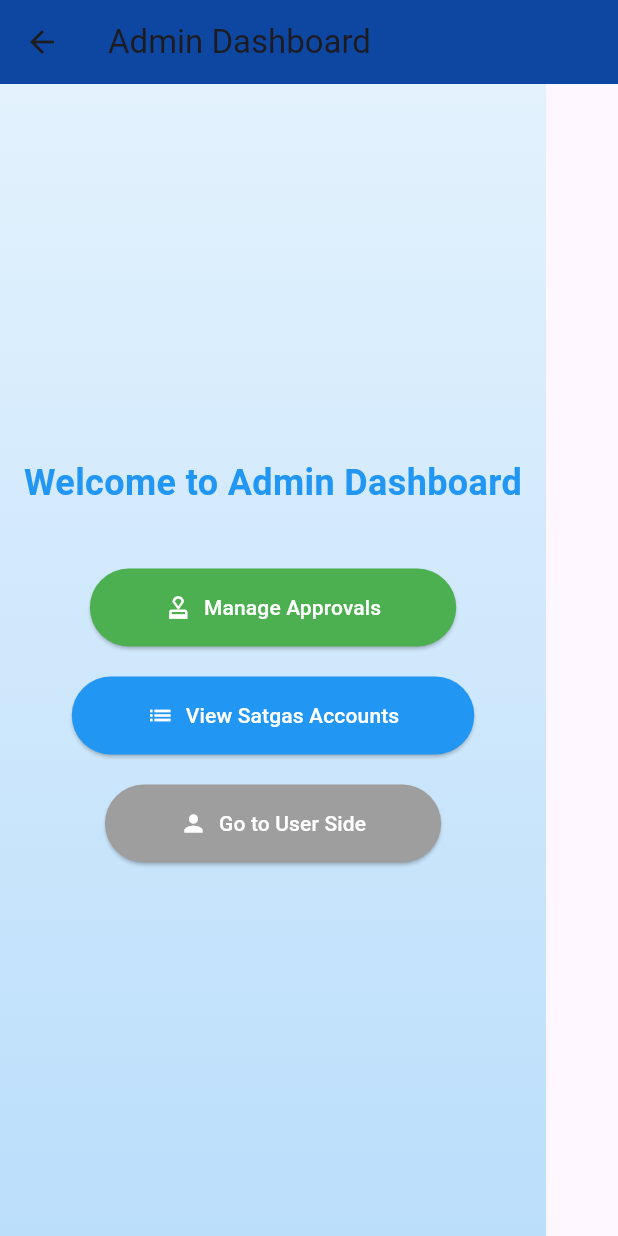
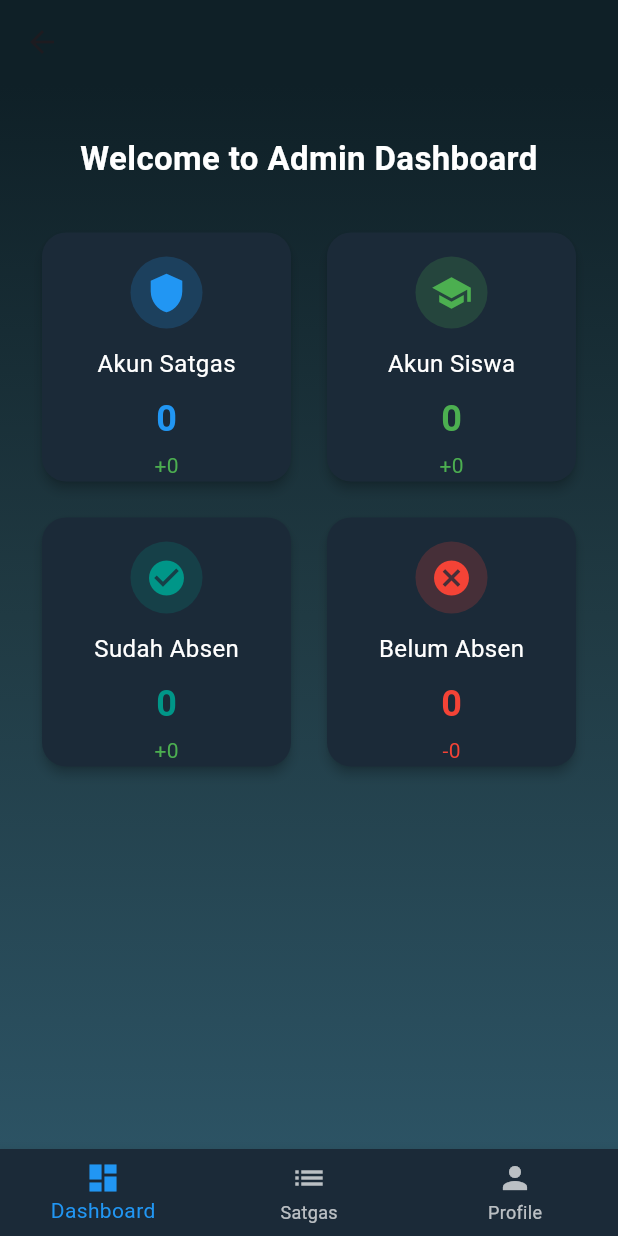
Before and after one commit to ArvaRasendriya/SistemParkirSekolah, a Flutter app: the AdminDashboardPage screen opened by its route, on a phone screen of 412 x 824 dp. Run offline on Flutter 3.47's test engine with Material 3 defaults, Android fonts, the phone set to English and light mode, and no system bars; our stand-ins replace audioplayers, camera, google_fonts, image_picker, qr_flutter, supabase_flutter; missing offline and left inert: mobile_scanner; accounts and stored records are empty.

Commit message:
ui_dasboard

```diff
--- a/lib/pages/admin_dashboard_page.dart
+++ b/lib/pages/admin_dashboard_page.dart
@@ -1,100 +1,259 @@
 import 'package:flutter/material.dart';
+import 'package:supabase_flutter/supabase_flutter.dart';
 import 'admin_approval_page.dart';
 import 'satgas_list_page.dart';
 import 'profile_page.dart';
 
-class AdminDashboardPage extends StatelessWidget {
+class AdminDashboardPage extends StatefulWidget {
   const AdminDashboardPage({super.key});
+
+  @override
+  State<AdminDashboardPage> createState() => _AdminDashboardPageState();
+}
+
+class _AdminDashboardPageState extends State<AdminDashboardPage> {
+  int _selectedIndex = 0;
+
+  final List<Widget> _pages = [
+    const DashboardContent(),
+    SatgasListPage(),
+    ProfilePage(),
+  ];
+
+  void _onItemTapped(int index) {
+    setState(() {
+      _selectedIndex = index;
+    });
+  }
 
   @override
   Widget build(BuildContext context) {
     return Scaffold(
+      backgroundColor: const Color(0xFF0F2027),
       appBar: AppBar(
-        title: const Text('Admin Dashboard'),
-        backgroundColor: Colors.blue[900],
+        centerTitle: true,
+        backgroundColor: Colors.transparent,
+        elevation: 0,
       ),
-      body: Container(
-        decoration: BoxDecoration(
+      body: AnimatedSwitcher(
+        duration: const Duration(milliseconds: 400),
+        transitionBuilder: (child, animation) {
+          return FadeTransition(opacity: animation, child: child);
+        },
+        child: _pages[_selectedIndex],
+      ),
+      bottomNavigationBar: BottomNavigationBar(
+        backgroundColor: const Color(0xFF1B2A38),
+        items: const [
+          BottomNavigationBarItem(
+            icon: Icon(Icons.dashboard),
+            label: "Dashboard",
+          ),
+          BottomNavigationBarItem(
+            icon: Icon(Icons.list),
+            label: "Satgas",
+          ),
+          BottomNavigationBarItem(
+            icon: Icon(Icons.person),
+            label: "Profile",
+          ),
+        ],
+        currentIndex: _selectedIndex,
+        selectedItemColor: Colors.blue,
+        unselectedItemColor: Colors.white70,
+        onTap: _onItemTapped,
+      ),
+    );
+  }
+}
+
+class DashboardContent extends StatefulWidget {
+  const DashboardContent({super.key});
+
+  @override
+  State<DashboardContent> createState() => _DashboardContentState();
+}
+
+class _DashboardContentState extends State<DashboardContent> {
+  final supabase = Supabase.instance.client;
+
+  int akunSatgas = 0;
+  int akunSiswa = 0;
+  int sudahAbsen = 0;
+  int belumAbsen = 0;
+
+  bool loading = true;
+
+  @override
+  void initState() {
+    super.initState();
+    _loadStats();
+  }
+
+  Future<void> _loadStats() async {
+    try {
+      // 1. Ambil jumlah akun satgas dari tabel profiles
+      final satgasRes = await supabase.from('profiles').select();
+      akunSatgas = satgasRes.length;
+
+      // 2. Ambil jumlah akun siswa
+      final siswaRes = await supabase.from('siswa').select();
+      akunSiswa = siswaRes.length;
+
+      // 3. Ambil jumlah siswa yg sudah absen (tabel parkir)
+      final parkirRes = await supabase.from('parkir').select();
+      sudahAbsen = parkirRes.length;
+
+      // 4. Hitung siswa yg belum absen
+      belumAbsen = akunSiswa - sudahAbsen;
+
+      setState(() {
+        loading = false;
+      });
+    } catch (e) {
+      print("Error load stats: $e");
+      setState(() {
+        loading = false;
+      });
+    }
+  }
+
+  @override
+  Widget build(BuildContext context) {
+    return Container(
+      decoration: const BoxDecoration(
         gradient: LinearGradient(
-            colors: [Colors.blue[50]!, Colors.blue[100]!],
+          colors: [
+            Color(0xFF0F2027),
+            Color(0xFF203A43),
+            Color(0xFF2C5364),
+          ],
           begin: Alignment.topCenter,
           end: Alignment.bottomCenter,
         ),
       ),
       child: Padding(
-          padding: const EdgeInsets.all(16.0),
+        padding: const EdgeInsets.all(24.0),
         child: Column(
-            mainAxisAlignment: MainAxisAlignment.center,
+          crossAxisAlignment: CrossAxisAlignment.stretch,
           children: [
+            const SizedBox(height: 10),
             const Text(
               'Welcome to Admin Dashboard',
               style: TextStyle(
-                  fontSize: 24,
+                fontSize: 22,
                 fontWeight: FontWeight.bold,
-                  color: Colors.blue,
+                color: Colors.white,
               ),
               textAlign: TextAlign.center,
             ),
-              const SizedBox(height: 40),
-              ElevatedButton.icon(
-                onPressed: () {
-                  Navigator.push(
-                    context,
-                    MaterialPageRoute(builder: (context) => const AdminApprovalPage()),
-                  );
-                },
-                icon: const Icon(Icons.approval),
-                label: const Text('Manage Approvals'),
-                style: ElevatedButton.styleFrom(
-                  backgroundColor: Colors.green,
-                  foregroundColor: Colors.white,
-                  padding: const EdgeInsets.symmetric(horizontal: 50, vertical: 16),
-                  shape: RoundedRectangleBorder(
-                    borderRadius: BorderRadius.circular(30),
+            const SizedBox(height: 30),
+
+            // Card Statistik
+            Expanded(
+              child: loading
+                  ? const Center(
+                      child: CircularProgressIndicator(color: Colors.white),
+                    )
+                  : GridView.count(
+                      crossAxisCount: 2,
+                      crossAxisSpacing: 16,
+                      mainAxisSpacing: 16,
+                      children: [
+                        StatCard(
+                          title: "Akun Satgas",
+                          value: "$akunSatgas",
+                          change: "+0",
+                          icon: Icons.shield,
+                          color: Colors.blue,
                         ),
+                        StatCard(
+                          title: "Akun Siswa",
+                          value: "$akunSiswa",
+                          change: "+0",
+                          icon: Icons.school,
+                          color: Colors.green,
                         ),
+                        StatCard(
+                          title: "Sudah Absen",
+                          value: "$sudahAbsen",
+                          change: "+0",
+                          icon: Icons.check_circle,
+                          color: Colors.teal,
                         ),
-              const SizedBox(height: 20),
-              ElevatedButton.icon(
-                onPressed: () {
-                  Navigator.push(
-                    context,
-                    MaterialPageRoute(builder: (context) => const SatgasListPage()),
-                  );
-                },
-                icon: const Icon(Icons.list),
-                label: const Text('View Satgas Accounts'),
-                style: ElevatedButton.styleFrom(
-                  backgroundColor: Colors.blue,
-                  foregroundColor: Colors.white,
-                  padding: const EdgeInsets.symmetric(horizontal: 50, vertical: 16),
-                  shape: RoundedRectangleBorder(
-                    borderRadius: BorderRadius.circular(30),
+                        StatCard(
+                          title: "Belum Absen",
+                          value: "$belumAbsen",
+                          change: "-0",
+                          icon: Icons.cancel,
+                          color: Colors.red,
                         ),
-                ),
-              ),
-              const SizedBox(height: 20),
-              ElevatedButton.icon(
-                onPressed: () {
-                  Navigator.push(
-                    context,
-                    MaterialPageRoute(builder: (context) => const ProfilePage()),
-                  );
-                },
-                icon: const Icon(Icons.person),
-                label: const Text('Go to User Side'),
-                style: ElevatedButton.styleFrom(
-                  backgroundColor: Colors.grey,
-                  foregroundColor: Colors.white,
-                  padding: const EdgeInsets.symmetric(horizontal: 50, vertical: 16),
-                  shape: RoundedRectangleBorder(
-                    borderRadius: BorderRadius.circular(30),
-                  ),
+                      ],
                     ),
             ),
           ],
         ),
       ),
+    );
+  }
+}
+
+class StatCard extends StatelessWidget {
+  final String title;
+  final String value;
+  final String change;
+  final IconData icon;
+  final Color color;
+
+  const StatCard({
+    super.key,
+    required this.title,
+    required this.value,
+    required this.change,
+    required this.icon,
+    required this.color,
+  });
+
+  @override
+  Widget build(BuildContext context) {
+    return Card(
+      color: const Color(0xFF1B2A38),
+      shape: RoundedRectangleBorder(borderRadius: BorderRadius.circular(16)),
+      elevation: 3,
+      child: Padding(
+        padding: const EdgeInsets.all(16.0),
+        child: Column(
+          mainAxisAlignment: MainAxisAlignment.center,
+          children: [
+            CircleAvatar(
+              backgroundColor: color.withOpacity(0.2),
+              child: Icon(icon, color: color, size: 28),
+              radius: 24,
+            ),
+            const SizedBox(height: 12),
+            Text(
+              title,
+              style: const TextStyle(fontSize: 16, color: Colors.white),
+            ),
+            const SizedBox(height: 8),
+            Text(
+              value,
+              style: TextStyle(
+                fontSize: 24,
+                fontWeight: FontWeight.bold,
+                color: color,
+              ),
+            ),
+            const SizedBox(height: 4),
+            Text(
+              change,
+              style: TextStyle(
+                fontSize: 14,
+                color: change.contains("+") ? Colors.green : Colors.red,
+              ),
+            ),
+          ],
+        ),
       ),
     );
   }
--- a/lib/pages/daftar_page.dart
+++ b/lib/pages/daftar_page.dart
@@ -304,7 +304,7 @@ class _DaftarPageState extends State<DaftarPage>
                           const Icon(Icons.credit_card, color: Colors.grey),
                           const SizedBox(width: 10),
                           Text(
-                            _simImageBytes == null
+                            _simBytes == null
                                 ? "Upload Kartu SIM"
                                 : "SIM dipilih",
                             style: const TextStyle(color: Colors.black54),
```
Also changed, not shown: pubspec.lock. Lines whose indentation alone changed are shown as unchanged.
